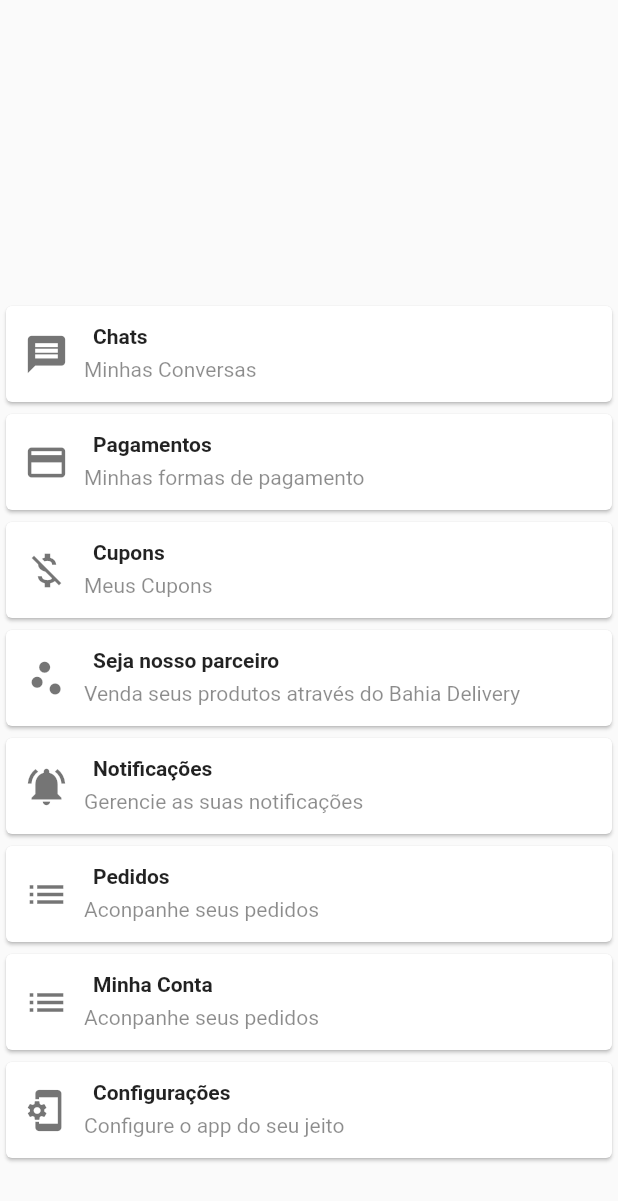
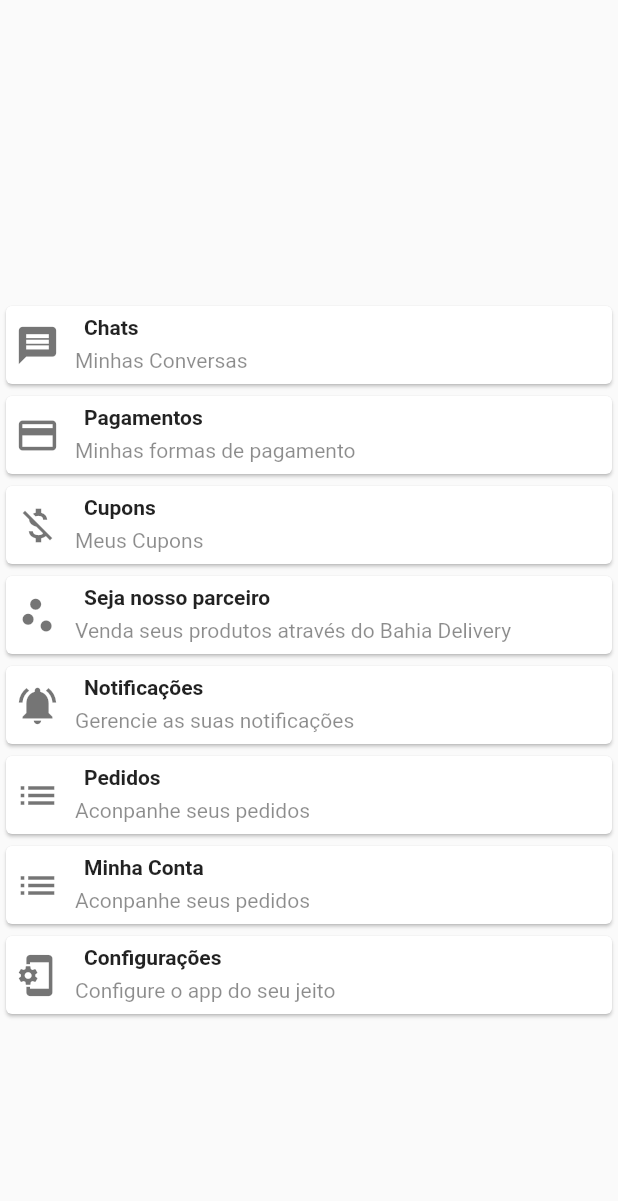
Before and after one commit to lismaroliveira1/bahia_delivery_cross_platform_app, a Flutter app: the ProfileScreen screen opened directly, on a phone screen of 412 x 824 dp. Shown: the top 1201 px of the screen. Run offline on Flutter 3.47's test engine with Material 2 defaults, Android fonts, the phone set to English and light mode, and no system bars; our stand-ins replace brasil_fields, cloud_firestore, cloud_functions, curved_navigation_bar, dio, firebase_auth and 12 more; missing offline and left inert: bloc_pattern, cpfcnpj, credit_card_number_validator, credit_card_type_detector, flutter_facebook_login; accounts and stored records are empty.

Commit message:
profile screen updated

```diff
--- a/lib/tabs/profile_tab.dart
+++ b/lib/tabs/profile_tab.dart
@@ -17,13 +17,15 @@ class ProfileTab extends StatelessWidget {
           Container(
             height: 200.0,
           ),
-          FlatButton(
+          Container(
+            child: FlatButton(
               padding: EdgeInsets.zero,
               onPressed: () {},
               child: ProfileTile(
                   title: "Chats",
                   description: "Minhas Conversas",
                   icon: Icons.message),
+            ),
           ),
           FlatButton(
             padding: EdgeInsets.zero,
--- a/lib/tiles/profile_tile.dart
+++ b/lib/tiles/profile_tile.dart
@@ -10,7 +10,7 @@ class ProfileTile extends StatelessWidget {
   Widget build(BuildContext context) {
     return Card(
       child: Padding(
-        padding: const EdgeInsets.all(12),
+        padding: const EdgeInsets.all(6),
         child: Container(
           height: 40,
           child: Row(
```
Lines whose indentation alone changed are shown as unchanged.
